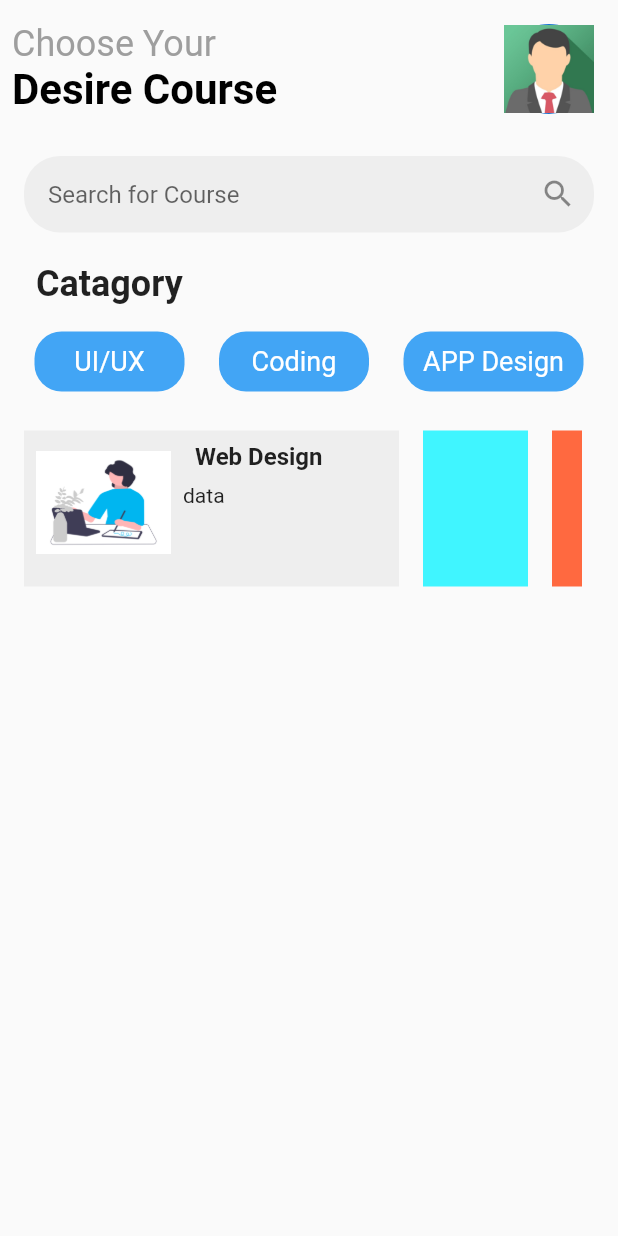
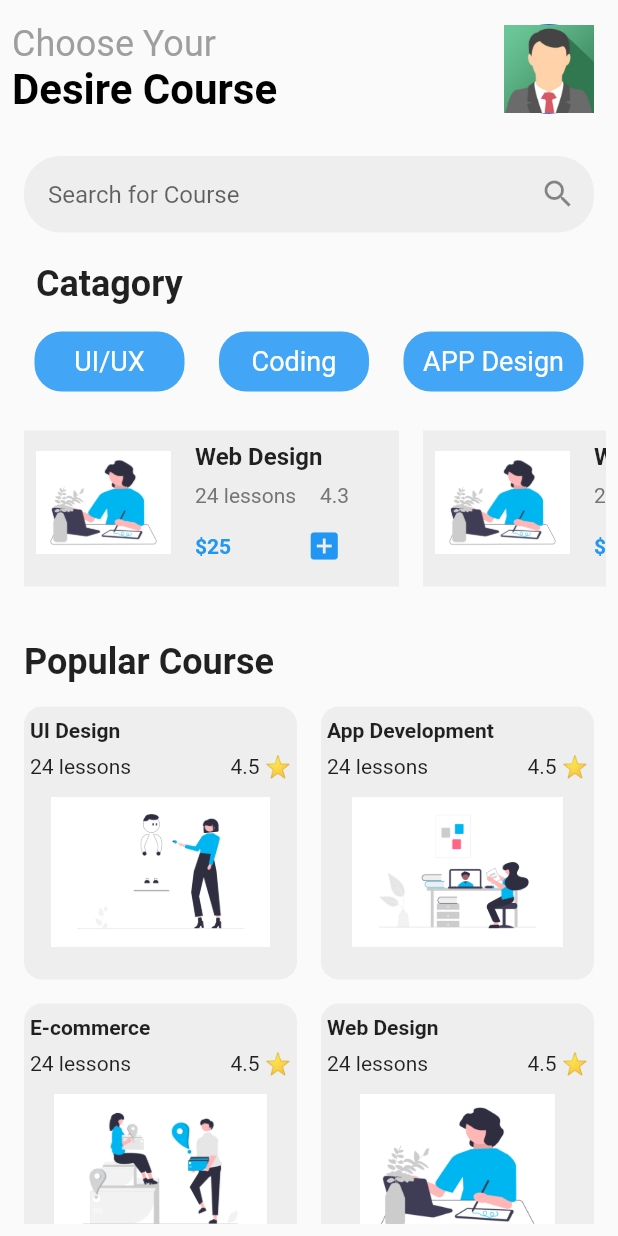
Before and after one commit to VaibhavYT/course_app_ui, a Flutter app: the screen it shows after launch, on a phone screen of 412 x 824 dp. Run offline on Flutter 3.47's test engine with Material 2 defaults, Android fonts, the phone set to English and light mode, and no system bars.

Commit message:
Completed with list image shows

```diff
--- /dev/null
+++ b/lib/grid_list_container.dart
@@ -0,0 +1,68 @@
+import 'package:flutter/material.dart';
+
+class GridContainer extends StatelessWidget {
+  final String cname;
+  final String image;
+  const GridContainer({
+    Key? key,
+    required this.cname,
+    required this.image,
+  }) : super(key: key);
+
+  @override
+  Widget build(BuildContext context) {
+    return Padding(
+      padding: const EdgeInsets.all(8.0),
+      child: Container(
+        height: 300,
+        width: 200,
+        decoration: BoxDecoration(
+            color: Colors.grey[200],
+            shape: BoxShape.rectangle,
+            borderRadius: BorderRadius.circular(12)),
+        child: Column(
+          crossAxisAlignment: CrossAxisAlignment.start,
+          children: [
+            const SizedBox(
+              height: 8,
+            ),
+            Row(
+              children: [
+                Padding(
+                  padding: const EdgeInsets.symmetric(horizontal:4.0),
+                  child: Text(
+                    cname,
+                    style: const TextStyle(fontWeight: FontWeight.bold),
+                  ),
+                ),
+              ],
+            ),
+            const SizedBox(
+              height: 8,
+            ),
+            Padding(
+              padding: const EdgeInsets.symmetric(horizontal:4.0),
+              child: Row(
+                mainAxisAlignment: MainAxisAlignment.spaceBetween,
+                children: const [
+                  Text('24 lessons'),
+                  Text('4.5 ⭐'),
+                ],
+              ),
+            ),
+            const SizedBox(
+              height: 12,
+            ),
+            Center(
+              child: Image.asset(
+                image,
+                height: 100,
+                width: 200,
+              ),
+            ),
+          ],
+        ),
+      ),
+    );
+  }
+}
--- a/lib/home_page.dart
+++ b/lib/home_page.dart
@@ -1,3 +1,7 @@
+import 'package:course_app_ui/grid_list_container.dart';
+import 'package:course_app_ui/widgets/container_one.dart';
+import 'package:course_app_ui/widgets/container_three.dart';
+import 'package:course_app_ui/widgets/container_two.dart';
 import 'package:course_app_ui/widgets/header.dart';
 import 'package:flutter/material.dart';
 
@@ -6,6 +10,18 @@ class HomePage extends StatelessWidget {
 
   @override
   Widget build(BuildContext context) {
+    final List<String> images = [
+      'assets/images/UI_Design.png',
+      'assets/images/App_Development.png',
+      'assets/images/Ecommerce.png',
+      'assets/images/Web_Design.png',
+    ];
+    final List<String> cname = [
+      'UI Design',
+      'App Development',
+      'E-commerce',
+      'Web Design',
+    ];
     return SafeArea(
       child: Scaffold(
         body: Padding(
@@ -131,70 +147,51 @@ class HomePage extends StatelessWidget {
                 height: 120,
                 child: ListView(
                   scrollDirection: Axis.horizontal,
-                  children: [
-                    Padding(
-                      padding: const EdgeInsets.all(8.0),
-                      child: Container(
-                        width: 250,
-                        height: 110,
-                        decoration: BoxDecoration(color: Colors.grey[200]),
-                        child: Row(
-                          // mainAxisAlignment: MainAxisAlignment.spaceBetween,
-                          children: [
-                            Padding(
-                              padding: const EdgeInsets.all(8.0),
-                              child: Column(
-                                crossAxisAlignment: CrossAxisAlignment.center,
-                                children: [
-                                  Image.asset(
-                                    'assets/images/Web_Design.png',
-                                    width: 90,
-                                    height: 80,
-                                  ),
-                                ],
-                              ),
-                            ),
-                            Column(
-                              crossAxisAlignment: CrossAxisAlignment.start,
                   // ignore: prefer_const_literals_to_create_immutables
                   children: [
                     // ignore: prefer_const_constructors
                     Padding(
                       padding: const EdgeInsets.all(8.0),
-                                  child: const Text(
-                                    'Web Design',
-                                    style: TextStyle(
-                                      fontWeight: FontWeight.bold,
-                                      fontSize: 16,
+                      child: const ContOne(),
+                    ),
+                    const Padding(
+                        padding: EdgeInsets.all(8.0), child: ContTwo()),
+                    const Padding(
+                        padding: EdgeInsets.all(8.0), child: ContThree()),
+                  ],
                 ),
               ),
+              const SizedBox(
+                height: 20,
               ),
-                                Text('data')
-                              ],
+
+              // ignore: prefer_const_literals_to_create_immutables
+              Row(
+                children: const [
+                  // ignore: prefer_const_constructors
+                  Padding(
+                    padding: EdgeInsets.all(8.0),
+                    child: Text(
+                      'Popular Course',
+                      style:
+                          TextStyle(fontWeight: FontWeight.bold, fontSize: 24),
+                    ),
                   )
                 ],
               ),
+              Expanded(
+                child: GridView.count(
+                  crossAxisCount: 2,
+                  children: List.generate(4, (index) {
+                    return Center(
+                      child: GridContainer(
+                        cname: cname[index],
+                        image: images[index],
                       ),
+                    );
+                  }),
                 ),
-                    Padding(
-                      padding: const EdgeInsets.all(8.0),
-                      child: Container(
-                        width: 70,
-                        height: 90,
-                        color: Color.fromARGB(255, 64, 245, 255),
-                      ),
-                    ),
-                    Padding(
-                      padding: const EdgeInsets.all(8.0),
-                      child: Container(
-                        width: 20,
-                        height: 90,
-                        color: Color.fromARGB(255, 255, 105, 64),
-                      ),
-                    ),
-                  ],
-                ),
-              ),
+              )
 
               //column element end here
             ],
--- a/lib/main.dart
+++ b/lib/main.dart
@@ -13,6 +13,7 @@ class MyApp extends StatelessWidget {
   Widget build(BuildContext context) {
     return MaterialApp(
       title: 'Flutter Demo',
+      debugShowCheckedModeBanner: false,
       theme: ThemeData(
 
         primarySwatch: Colors.blue,
--- /dev/null
+++ b/lib/widgets/container_one.dart
@@ -0,0 +1,95 @@
+import 'package:flutter/material.dart';
+
+class ContOne extends StatelessWidget {
+  const ContOne({super.key});
+
+  @override
+  Widget build(BuildContext context) {
+    return Container(
+      width: 250,
+      height: 110,
+      decoration: BoxDecoration(color: Colors.grey[200]),
+      child: Row(
+        // mainAxisAlignment: MainAxisAlignment.spaceBetween,
+        children: [
+          Padding(
+            padding: const EdgeInsets.all(8.0),
+            child: Column(
+              crossAxisAlignment: CrossAxisAlignment.center,
+              children: [
+                Image.asset(
+                  'assets/images/Web_Design.png',
+                  width: 90,
+                  height: 80,
+                ),
+              ],
+            ),
+          ),
+          Column(
+            crossAxisAlignment: CrossAxisAlignment.start,
+            // ignore: prefer_const_literals_to_create_immutables
+            children: [
+              // ignore: prefer_const_constructors
+              Padding(
+                padding: const EdgeInsets.all(8.0),
+                child: const Text(
+                  'Web Design',
+                  style: TextStyle(
+                    fontWeight: FontWeight.bold,
+                    fontSize: 16,
+                  ),
+                ),
+              ),
+              Row(
+                children: [
+                  Padding(
+                    padding: const EdgeInsets.symmetric(horizontal: 8),
+                    child: Text(
+                      '24 lessons',
+                      style: TextStyle(
+                        color: Colors.grey[600],
+                      ),
+                    ),
+                  ),
+                  Padding(
+                    padding: const EdgeInsets.symmetric(horizontal: 8),
+                    child: Text(
+                      '4.3',
+                      style: TextStyle(
+                        color: Colors.grey[600],
+                      ),
+                    ),
+                  ),
+                ],
+              ),
+              Padding(
+                padding:
+                    const EdgeInsets.symmetric(vertical: 14.0, horizontal: 8.0),
+                child: Row(
+                  mainAxisAlignment: MainAxisAlignment.spaceBetween,
+                  // ignore: prefer_const_literals_to_create_immutables
+                  children: [
+                    const Text(
+                      '\$25',
+                      style: TextStyle(
+                        color: Colors.blue,
+                        fontWeight: FontWeight.bold,
+                      ),
+                    ),
+                    SizedBox(
+                      width: 50,
+                    ),
+                    Icon(
+                      Icons.add_box,
+                      color: Colors.blue,
+                    )
+                  ],
+                ),
+              )
+            ],
+          ),
+        ],
+      ),
+    );
+  }
+}
--- /dev/null
+++ b/lib/widgets/container_three.dart
@@ -0,0 +1,95 @@
+import 'package:flutter/material.dart';
+
+class ContThree extends StatelessWidget {
+  const ContThree({super.key});
+
+  @override
+  Widget build(BuildContext context) {
+    return Container(
+      width: 250,
+      height: 110,
+      decoration: BoxDecoration(color: Colors.grey[200]),
+      child: Row(
+        // mainAxisAlignment: MainAxisAlignment.spaceBetween,
+        children: [
+          Padding(
+            padding: const EdgeInsets.all(8.0),
+            child: Column(
+              crossAxisAlignment: CrossAxisAlignment.center,
+              children: [
+                Image.asset(
+                  'assets/images/Web_Design.png',
+                  width: 90,
+                  height: 80,
+                ),
+              ],
+            ),
+          ),
+          Column(
+            crossAxisAlignment: CrossAxisAlignment.start,
+            // ignore: prefer_const_literals_to_create_immutables
+            children: [
+              // ignore: prefer_const_constructors
+              Padding(
+                padding: const EdgeInsets.all(8.0),
+                child: const Text(
+                  'Web Design',
+                  style: TextStyle(
+                    fontWeight: FontWeight.bold,
+                    fontSize: 16,
+                  ),
+                ),
+              ),
+              Row(
+                children: [
+                  Padding(
+                    padding: const EdgeInsets.symmetric(horizontal: 8),
+                    child: Text(
+                      '24 lessons',
+                      style: TextStyle(
+                        color: Colors.grey[600],
+                      ),
+                    ),
+                  ),
+                  Padding(
+                    padding: const EdgeInsets.symmetric(horizontal: 8),
+                    child: Text(
+                      '4.3',
+                      style: TextStyle(
+                        color: Colors.grey[600],
+                      ),
+                    ),
+                  ),
+                ],
+              ),
+              Padding(
+                padding:
+                    const EdgeInsets.symmetric(vertical: 14.0, horizontal: 8.0),
+                child: Row(
+                  mainAxisAlignment: MainAxisAlignment.spaceBetween,
+                  // ignore: prefer_const_literals_to_create_immutables
+                  children: [
+                    const Text(
+                      '\$25',
+                      style: TextStyle(
+                        color: Colors.blue,
+                        fontWeight: FontWeight.bold,
+                      ),
+                    ),
+                    SizedBox(
+                      width: 50,
+                    ),
+                    Icon(
+                      Icons.add_box,
+                      color: Colors.blue,
+                    )
+                  ],
+                ),
+              )
+            ],
+          ),
+        ],
+      ),
+    );
+  }
+}
--- /dev/null
+++ b/lib/widgets/container_two.dart
@@ -0,0 +1,96 @@
+import 'package:flutter/material.dart';
+
+
+class ContTwo extends StatelessWidget {
+  const ContTwo({super.key});
+
+  @override
+  Widget build(BuildContext context) {
+    return Container(
+      width: 250,
+      height: 110,
+      decoration: BoxDecoration(color: Colors.grey[200]),
+      child: Row(
+        // mainAxisAlignment: MainAxisAlignment.spaceBetween,
+        children: [
+          Padding(
+            padding: const EdgeInsets.all(8.0),
+            child: Column(
+              crossAxisAlignment: CrossAxisAlignment.center,
+              children: [
+                Image.asset(
+                  'assets/images/Web_Design.png',
+                  width: 90,
+                  height: 80,
+                ),
+              ],
+            ),
+          ),
+          Column(
+            crossAxisAlignment: CrossAxisAlignment.start,
+            // ignore: prefer_const_literals_to_create_immutables
+            children: [
+              // ignore: prefer_const_constructors
+              Padding(
+                padding: const EdgeInsets.all(8.0),
+                child: const Text(
+                  'Web Design',
+                  style: TextStyle(
+                    fontWeight: FontWeight.bold,
+                    fontSize: 16,
+                  ),
+                ),
+              ),
+              Row(
+                children: [
+                  Padding(
+                    padding: const EdgeInsets.symmetric(horizontal: 8),
+                    child: Text(
+                      '24 lessons',
+                      style: TextStyle(
+                        color: Colors.grey[600],
+                      ),
+                    ),
+                  ),
+                  Padding(
+                    padding: const EdgeInsets.symmetric(horizontal: 8),
+                    child: Text(
+                      '4.3',
+                      style: TextStyle(
+                        color: Colors.grey[600],
+                      ),
+                    ),
+                  ),
+                ],
+              ),
+              Padding(
+                padding:
+                    const EdgeInsets.symmetric(vertical: 14.0, horizontal: 8.0),
+                child: Row(
+                  mainAxisAlignment: MainAxisAlignment.spaceBetween,
+                  // ignore: prefer_const_literals_to_create_immutables
+                  children: [
+                    const Text(
+                      '\$25',
+                      style: TextStyle(
+                        color: Colors.blue,
+                        fontWeight: FontWeight.bold,
+                      ),
+                    ),
+                    SizedBox(
+                      width: 50,
+                    ),
+                    Icon(
+                      Icons.add_box,
+                      color: Colors.blue,
+                    )
+                  ],
+                ),
+              )
+            ],
+          ),
+        ],
+      ),
+    );
+  }
+}
--- a/lib/widgets/header.dart
+++ b/lib/widgets/header.dart
@@ -31,7 +31,9 @@ class Header extends StatelessWidget {
                           radius: 30,
                           child: Image.asset('assets/images/profile.jpg',
                           fit: BoxFit.contain,
+
                           ),
+
                         ),
                       ),
                     ],
```
Lines whose indentation alone changed are shown as unchanged.
